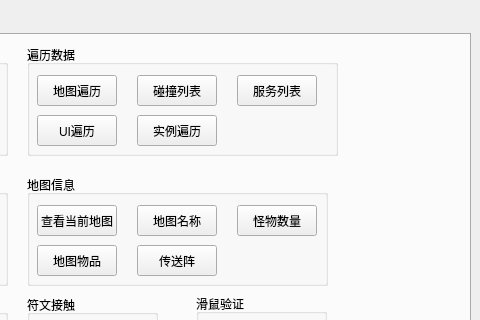
The window that mainwindow.ui (kinvcode/BattleMush) describes before a commit, drawn with Qt 5; both pictures show x 320 to 800 and y 0 to 320 of the 800 by 600 pixel window.
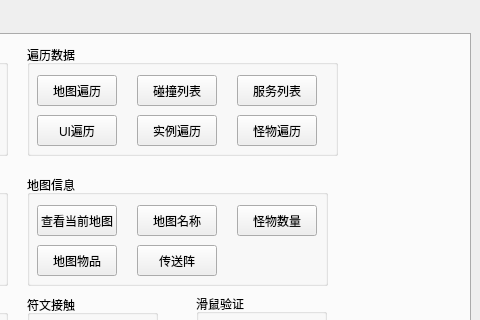
The same window after the commit. The open tabs and pages were chosen to show the change. Custom widgets are drawn as their Qt base class.

Patch:
```diff
--- a/mainwindow.ui
+++ b/mainwindow.ui
@@ -2484,6 +2484,19 @@
             <string>服务列表</string>
            </property>
           </widget>
+          <widget class="QPushButton" name="pushButton_print_monsters_list">
+           <property name="geometry">
+            <rect>
+             <x>210</x>
+             <y>70</y>
+             <width>80</width>
+             <height>31</height>
+            </rect>
+           </property>
+           <property name="text">
+            <string>怪物遍历</string>
+           </property>
+          </widget>
          </widget>
          <widget class="QGroupBox" name="groupBox_5">
           <property name="geometry">
```
Left out of the diff: 4 changed lines with no effect on the pictures.
